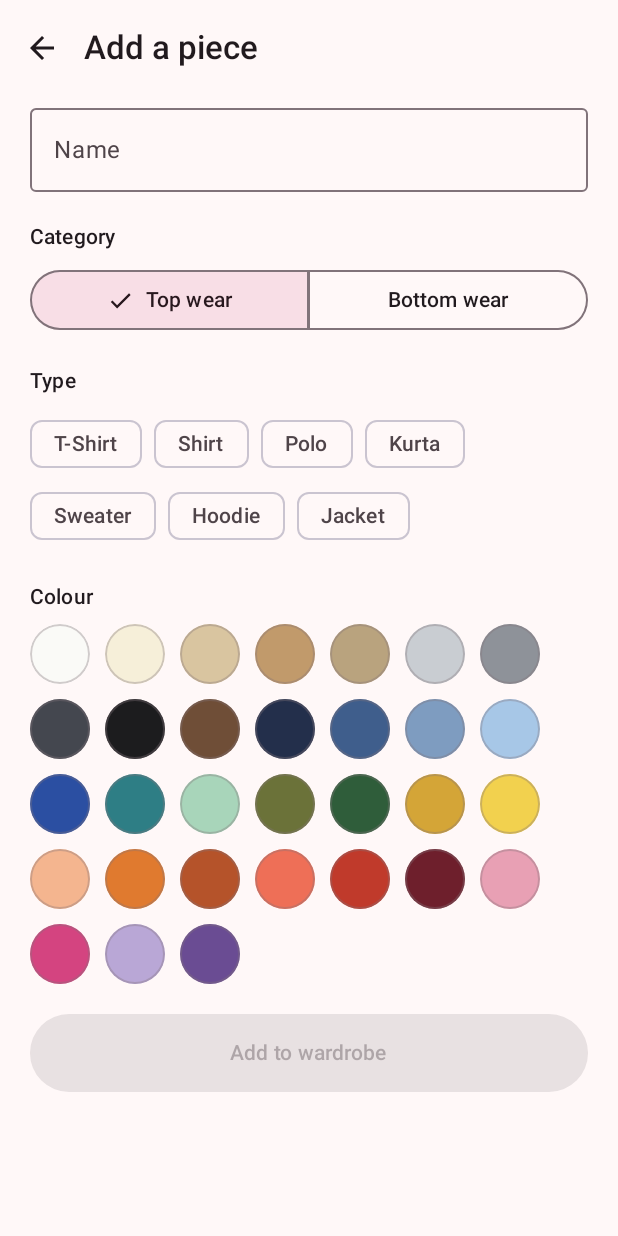
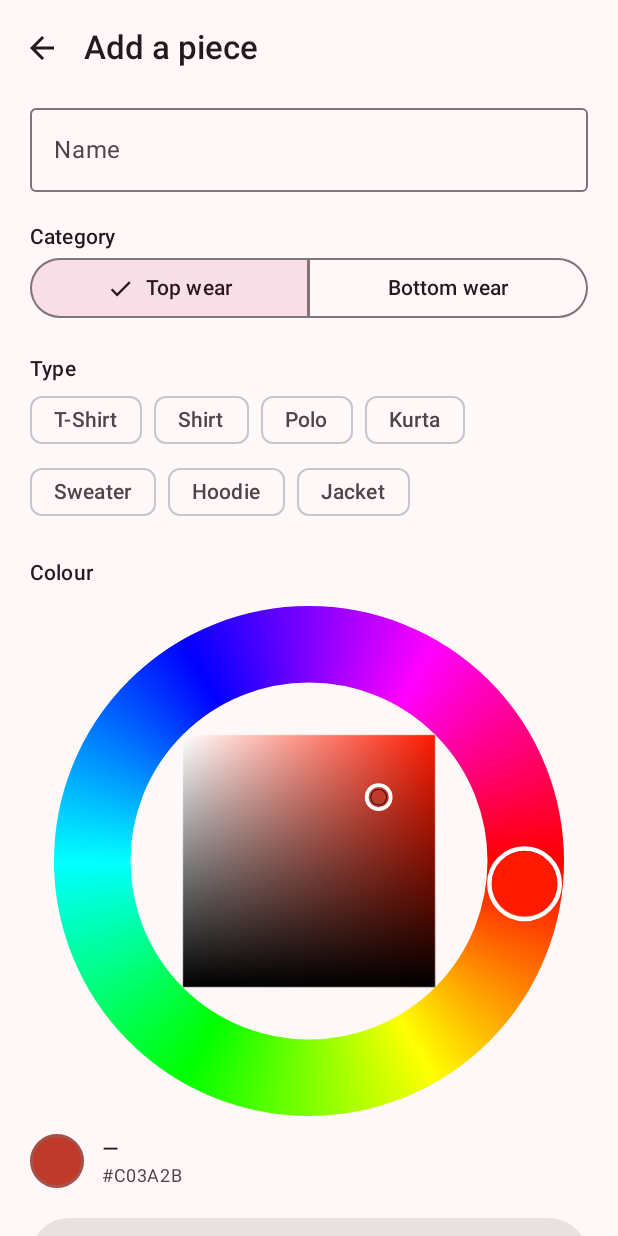
Before and after one commit to hanzel1698/dress-inventory, an Android app built with Jetpack Compose: the screen it shows after launch (MainActivity), after a tap on "Add dress", on a phone screen of 412 x 824 dp. Run offline under Robolectric (Android 15) with nearby library versions, the phone set to English and light mode, and no system bars.

Commit message:
Replace colour swatches with HSV colour picker (hue ring + SV square)
- Add HsvColorPicker.kt: custom Canvas composable with an outer sweep-gradient
  hue ring and an inner saturation×value square, matching the reference design
- Outer ring drag/tap updates hue; inner square drag/tap updates saturation (x)
  and value/brightness (y)
- Both gestures show a circular cursor that previews the exact selected colour
- Colour name is resolved to the nearest curated chart entry via RGB distance
- EditScreen now shows the HSV picker instead of the flat swatch grid; a live
  preview circle and colour name/hex label sit below the picker

Co-authored-by: hanzel1698 <hanzel1698@users.noreply.github.com>

```diff
--- a/app/src/main/java/com/hanzel/dressinventory/ui/EditScreen.kt
+++ b/app/src/main/java/com/hanzel/dressinventory/ui/EditScreen.kt
@@ -2,7 +2,6 @@ package com.hanzel.dressinventory.ui
 
 import androidx.compose.foundation.background
 import androidx.compose.foundation.border
-import androidx.compose.foundation.clickable
 import androidx.compose.foundation.layout.Arrangement
 import androidx.compose.foundation.layout.Box
 import androidx.compose.foundation.layout.Column
@@ -21,7 +20,6 @@ import androidx.compose.foundation.shape.CircleShape
 import androidx.compose.foundation.verticalScroll
 import androidx.compose.material.icons.Icons
 import androidx.compose.material.icons.automirrored.filled.ArrowBack
-import androidx.compose.material.icons.filled.Check
 import androidx.compose.material.icons.outlined.Delete
 import androidx.compose.material3.AlertDialog
 import androidx.compose.material3.Button
@@ -40,18 +38,17 @@ import androidx.compose.material3.TextButton
 import androidx.compose.material3.TopAppBar
 import androidx.compose.runtime.Composable
 import androidx.compose.runtime.getValue
+import androidx.compose.runtime.mutableLongStateOf
 import androidx.compose.runtime.mutableStateOf
 import androidx.compose.runtime.remember
 import androidx.compose.runtime.saveable.rememberSaveable
 import androidx.compose.runtime.setValue
 import androidx.compose.ui.Alignment
 import androidx.compose.ui.Modifier
-import androidx.compose.ui.draw.clip
 import androidx.compose.ui.graphics.Color
 import androidx.compose.ui.unit.dp
 import com.hanzel.dressinventory.AppViewModel
 import com.hanzel.dressinventory.data.BOTTOM_TYPES
-import com.hanzel.dressinventory.data.COLOR_CHART
 import com.hanzel.dressinventory.data.Category
 import com.hanzel.dressinventory.data.Dress
 import com.hanzel.dressinventory.data.TOP_TYPES
@@ -64,7 +61,13 @@ fun EditScreen(existing: Dress?, vm: AppViewModel, onClose: () -> Unit) {
     var category by rememberSaveable { mutableStateOf(existing?.category ?: Category.TOP) }
     var type by rememberSaveable { mutableStateOf(existing?.type ?: "") }
     var colorName by rememberSaveable { mutableStateOf(existing?.colorName ?: "") }
-    var colorHex by rememberSaveable { mutableStateOf(existing?.colorHex ?: 0L) }
+    // Default to a mid-red if no existing colour (gives the picker a visible starting position)
+    var colorHex by rememberSaveable {
+        mutableLongStateOf(
+            if (existing?.colorHex != null && existing.colorHex != 0L) existing.colorHex
+            else 0xFFC03A2BL
+        )
+    }
     var showDeleteConfirm by remember { mutableStateOf(false) }
 
     val types = if (category == Category.TOP) TOP_TYPES else BOTTOM_TYPES
@@ -143,50 +146,47 @@ fun EditScreen(existing: Dress?, vm: AppViewModel, onClose: () -> Unit) {
                 }
             }
 
-            Column {
+            // ── Colour picker ──────────────────────────────────────────────
+            Column(verticalArrangement = Arrangement.spacedBy(12.dp)) {
                 SectionLabel("Colour")
-                FlowRow(
-                    horizontalArrangement = Arrangement.spacedBy(10.dp),
-                    verticalArrangement = Arrangement.spacedBy(10.dp),
+
+                HsvColorPicker(
+                    initialHex = colorHex,
+                    onColorChanged = { hex, name ->
+                        colorHex = hex
+                        colorName = name
+                    },
+                    modifier = Modifier.padding(horizontal = 16.dp),
+                )
+
+                // Colour preview strip + name
+                Row(
+                    verticalAlignment = Alignment.CenterVertically,
+                    horizontalArrangement = Arrangement.spacedBy(12.dp),
                     modifier = Modifier.fillMaxWidth(),
                 ) {
-                    COLOR_CHART.forEach { c ->
-                        val selected = colorName == c.name
                     Box(
-                            contentAlignment = Alignment.Center,
                         modifier = Modifier
-                                .size(40.dp)
-                                .clip(CircleShape)
-                                .background(Color(c.hex))
+                            .size(36.dp)
+                            .background(Color(colorHex), CircleShape)
                             .border(
-                                    width = if (selected) 3.dp else 1.dp,
-                                    color = if (selected) MaterialTheme.colorScheme.primary
-                                    else MaterialTheme.colorScheme.outline.copy(alpha = 0.35f),
-                                    shape = CircleShape,
+                                1.5.dp,
+                                MaterialTheme.colorScheme.outline.copy(alpha = 0.4f),
+                                CircleShape,
+                            ),
                     )
-                                .clickable {
-                                    colorName = c.name
-                                    colorHex = c.hex
-                                },
-                        ) {
-                            if (selected) {
-                                Icon(
-                                    Icons.Default.Check,
-                                    contentDescription = null,
-                                    tint = if (isLight(c.hex)) Color.Black else Color.White,
-                                    modifier = Modifier.size(18.dp),
+                    Column {
+                        Text(
+                            text = if (colorName.isNotBlank()) colorName else "—",
+                            style = MaterialTheme.typography.titleSmall,
+                            color = MaterialTheme.colorScheme.onSurface,
                         )
-                            }
-                        }
-                    }
-                }
-                if (colorName.isNotBlank()) {
-                    Spacer(Modifier.height(6.dp))
                         Text(
-                        colorName,
+                            text = "#%06X".format((colorHex and 0xFFFFFFL).toInt()),
                             style = MaterialTheme.typography.bodySmall,
                             color = MaterialTheme.colorScheme.onSurfaceVariant,
                         )
+                    }
                 }
             }
 
@@ -238,13 +238,6 @@ private fun SectionLabel(text: String) {
     Text(
         text,
         style = MaterialTheme.typography.titleSmall,
-        modifier = Modifier.padding(bottom = 8.dp),
+        modifier = Modifier.padding(bottom = 0.dp),
     )
 }
-
-private fun isLight(hex: Long): Boolean {
-    val r = (hex shr 16) and 0xFF
-    val g = (hex shr 8) and 0xFF
-    val b = hex and 0xFF
-    return (0.299 * r + 0.587 * g + 0.114 * b) > 160
-}
--- /dev/null
+++ b/app/src/main/java/com/hanzel/dressinventory/ui/HsvColorPicker.kt
@@ -0,0 +1,257 @@
+package com.hanzel.dressinventory.ui
+
+import androidx.compose.foundation.Canvas
+import androidx.compose.foundation.gestures.detectDragGestures
+import androidx.compose.foundation.gestures.detectTapGestures
+import androidx.compose.foundation.layout.BoxWithConstraints
+import androidx.compose.foundation.layout.aspectRatio
+import androidx.compose.foundation.layout.fillMaxWidth
+import androidx.compose.runtime.Composable
+import androidx.compose.runtime.getValue
+import androidx.compose.runtime.mutableFloatStateOf
+import androidx.compose.runtime.remember
+import androidx.compose.runtime.setValue
+import androidx.compose.ui.Modifier
+import androidx.compose.ui.geometry.Offset
+import androidx.compose.ui.geometry.Size
+import androidx.compose.ui.graphics.Brush
+import androidx.compose.ui.graphics.Color
+import androidx.compose.ui.graphics.drawscope.DrawScope
+import androidx.compose.ui.graphics.drawscope.Stroke
+import androidx.compose.ui.graphics.toArgb
+import androidx.compose.ui.input.pointer.pointerInput
+import androidx.compose.ui.platform.LocalDensity
+import androidx.compose.ui.unit.dp
+import com.hanzel.dressinventory.data.COLOR_CHART
+import com.hanzel.dressinventory.data.ChartColor
+import kotlin.math.PI
+import kotlin.math.atan2
+import kotlin.math.cos
+import kotlin.math.hypot
+import kotlin.math.sin
+import kotlin.math.sqrt
+
+// ── Conversion helpers ────────────────────────────────────────────────────────
+
+fun hsvToRgbColor(h: Float, s: Float, v: Float): Color {
+    val hsv = floatArrayOf(h, s, v)
+    return Color(android.graphics.Color.HSVToColor(hsv))
+}
+
+fun colorToHsv(color: Color): Triple<Float, Float, Float> {
+    val hsv = FloatArray(3)
+    android.graphics.Color.colorToHSV(color.toArgb(), hsv)
+    return Triple(hsv[0], hsv[1], hsv[2])
+}
+
+/** Returns the hex as a 0xFF______L long (fully opaque). */
+fun colorToHex(color: Color): Long =
+    0xFF000000L or (color.toArgb().toLong() and 0x00FFFFFFL)
+
+/** Nearest name from the curated chart by Euclidean RGB distance. */
+fun closestChartColor(hex: Long): ChartColor {
+    val r1 = (hex shr 16) and 0xFF
+    val g1 = (hex shr 8) and 0xFF
+    val b1 = hex and 0xFF
+    return COLOR_CHART.minByOrNull { c ->
+        val r2 = (c.hex shr 16) and 0xFF
+        val g2 = (c.hex shr 8) and 0xFF
+        val b2 = c.hex and 0xFF
+        val dr = r1 - r2; val dg = g1 - g2; val db = b1 - b2
+        dr * dr + dg * dg + db * db
+    } ?: COLOR_CHART.first()
+}
+
+// ── Main composable ───────────────────────────────────────────────────────────
+
+/**
+ * HSV colour picker matching the design:
+ *  - Outer rainbow ring  → selects Hue
+ *  - Inner square        → selects Saturation (x) and Value/brightness (y)
+ *
+ * [onColorChanged] is invoked with (hexLong, colourName) whenever either
+ * the hue, saturation, or value changes.
+ */
+@Composable
+fun HsvColorPicker(
+    initialHex: Long,
+    onColorChanged: (Long, String) -> Unit,
+    modifier: Modifier = Modifier,
+) {
+    val initColor = Color(initialHex)
+    val (initH, initS, initV) = remember(initialHex) { colorToHsv(initColor) }
+
+    var hue by remember { mutableFloatStateOf(initH) }
+    var sat by remember { mutableFloatStateOf(initS) }
+    var value by remember { mutableFloatStateOf(initV) }
+
+    val density = LocalDensity.current
+
+    // We use BoxWithConstraints just to get a stable pixel size for the hit-test
+    BoxWithConstraints(
+        modifier = modifier
+            .fillMaxWidth()
+            .aspectRatio(1f),
+    ) {
+        val sizePx = with(density) { maxWidth.toPx() }
+        val ringFrac = 0.15f              // ring thickness as fraction of radius
+        val outerR = sizePx / 2f
+        val innerR = outerR * (1f - ringFrac * 2)   // inner edge of ring
+        val squareHalf = innerR / sqrt(2f)           // largest square that fits the circle
+
+        fun notifyChange(h: Float, s: Float, v: Float) {
+            val c = hsvToRgbColor(h, s, v)
+            val hex = colorToHex(c)
+            onColorChanged(hex, closestChartColor(hex).name)
+        }
+
+        fun handleRingTouch(offset: Offset) {
+            val dx = offset.x - outerR
+            val dy = offset.y - outerR
+            val dist = hypot(dx, dy)
+            if (dist in (innerR - 4f)..(outerR + 4f)) {
+                val angle = (Math.toDegrees(atan2(dy, dx).toDouble()).toFloat() + 360f) % 360f
+                hue = angle
+                notifyChange(hue, sat, value)
+            }
+        }
+
+        fun handleSquareTouch(offset: Offset) {
+            val cx = outerR; val cy = outerR
+            val left = cx - squareHalf; val top = cy - squareHalf
+            val right = cx + squareHalf; val bottom = cy + squareHalf
+            if (offset.x in (left - 4f)..(right + 4f) && offset.y in (top - 4f)..(bottom + 4f)) {
+                sat = ((offset.x - left) / (squareHalf * 2)).coerceIn(0f, 1f)
+                value = (1f - (offset.y - top) / (squareHalf * 2)).coerceIn(0f, 1f)
+                notifyChange(hue, sat, value)
+            }
+        }
+
+        Canvas(
+            modifier = Modifier
+                .fillMaxWidth()
+                .aspectRatio(1f)
+                .pointerInput(sizePx) {
+                    detectDragGestures(
+                        onDragStart = { offset ->
+                            val dx = offset.x - outerR; val dy = offset.y - outerR
+                            val dist = hypot(dx, dy)
+                            if (dist >= innerR - 4f) handleRingTouch(offset)
+                            else handleSquareTouch(offset)
+                        },
+                        onDrag = { change, _ ->
+                            val offset = change.position
+                            val dx = offset.x - outerR; val dy = offset.y - outerR
+                            val dist = hypot(dx, dy)
+                            if (dist >= innerR - 4f) handleRingTouch(offset)
+                            else handleSquareTouch(offset)
+                        }
+                    )
+                }
+                .pointerInput(sizePx) {
+                    detectTapGestures { offset ->
+                        val dx = offset.x - outerR; val dy = offset.y - outerR
+                        val dist = hypot(dx, dy)
+                        if (dist >= innerR - 4f) handleRingTouch(offset)
+                        else handleSquareTouch(offset)
+                    }
+                }
+        ) {
+            val center = Offset(outerR, outerR)
+
+            // ── 1. Hue ring ──────────────────────────────────────────────────
+            drawHueRing(center, outerR, innerR)
+
+            // Hue ring cursor
+            val hueRad = (hue * PI / 180).toFloat()
+            val cursorR = (outerR + innerR) / 2f
+            val cursorPos = Offset(
+                center.x + cursorR * cos(hueRad),
+                center.y + cursorR * sin(hueRad),
+            )
+            drawCircle(Color.White, radius = (outerR - innerR) / 2f - 2.dp.toPx(), center = cursorPos,
+                style = Stroke(width = 3.dp.toPx()))
+            drawCircle(hsvToRgbColor(hue, 1f, 1f), radius = (outerR - innerR) / 2f - 4.dp.toPx(), center = cursorPos)
+
+            // ── 2. SV square ─────────────────────────────────────────────────
+            val squareSize = squareHalf * 2
+            val squareTopLeft = Offset(center.x - squareHalf, center.y - squareHalf)
+
+            drawSvSquare(squareTopLeft, squareSize, hue)
+
+            // Square border
+            drawRect(
+                color = Color.White.copy(alpha = 0.25f),
+                topLeft = squareTopLeft,
+                size = Size(squareSize, squareSize),
+                style = Stroke(width = 1.dp.toPx()),
+            )
+
+            // SV cursor
+            val svX = squareTopLeft.x + sat * squareSize
+            val svY = squareTopLeft.y + (1f - value) * squareSize
+            val svCursor = Offset(svX, svY)
+            drawCircle(Color.White, radius = 8.dp.toPx(), center = svCursor,
+                style = Stroke(width = 2.5.dp.toPx()))
+            drawCircle(Color.Black, radius = 5.dp.toPx(), center = svCursor,
+                style = Stroke(width = 1.dp.toPx()))
+            drawCircle(hsvToRgbColor(hue, sat, value), radius = 5.dp.toPx(), center = svCursor)
+        }
+    }
+}
+
+// ── Drawing helpers ───────────────────────────────────────────────────────────
+
+/**
+ * Draws a smooth hue ring by rendering 360 thin arc segments, each filled with
+ * the hue colour at that angle.  The ring is anti-aliased and seamless.
+ */
+private fun DrawScope.drawHueRing(center: Offset, outerR: Float, innerR: Float) {
+    val strokeW = outerR - innerR
+    val trackR = (outerR + innerR) / 2f
+
+    // 1. Draw the full sweep gradient first (smooth rainbow ring)
+    val hueColors = listOf(
+        Color.Red, Color(0xFFFF7F00), Color.Yellow, Color(0xFF7FFF00),
+        Color.Green, Color(0xFF00FF7F), Color.Cyan, Color(0xFF007FFF),
+        Color.Blue, Color(0xFF7F00FF), Color.Magenta, Color(0xFFFF007F),
+        Color.Red,
+    )
+    drawCircle(
+        brush = Brush.sweepGradient(hueColors, center = center),
+        radius = trackR,
+        center = center,
+        style = Stroke(width = strokeW),
+    )
+}
+
+/**
+ * Draws the SV (Saturation × Value) square for a given hue.
+ * - Left→Right: white (S=0) → full hue (S=1)
+ * - Top→Bottom: full brightness (V=1) → black (V=0)
+ */
+private fun DrawScope.drawSvSquare(topLeft: Offset, size: Float, hue: Float) {
+    val pureHue = hsvToRgbColor(hue, 1f, 1f)
+
+    // Horizontal saturation gradient (white → hue colour)
+    drawRect(
+        brush = Brush.horizontalGradient(
+            colors = listOf(Color.White, pureHue),
+            startX = topLeft.x,
+            endX = topLeft.x + size,
+        ),
+        topLeft = topLeft,
+        size = Size(size, size),
+    )
+
+    // Vertical value gradient (transparent → black), blended on top
+    drawRect(
+        brush = Brush.verticalGradient(
+            colors = listOf(Color.Transparent, Color.Black),
+            startY = topLeft.y,
+            endY = topLeft.y + size,
+        ),
+        topLeft = topLeft,
+        size = Size(size, size),
+    )
+}
```
Lines whose indentation alone changed are shown as unchanged.
